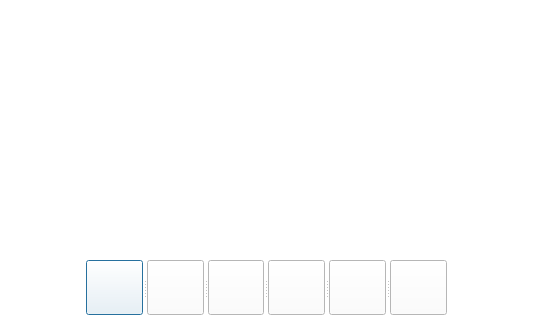
Qt form playingdialog.ui (sheong2/checksmile) before a commit; both pictures show x 224 to 758 and y 280 to 600 of the 1024 by 600 pixel window.
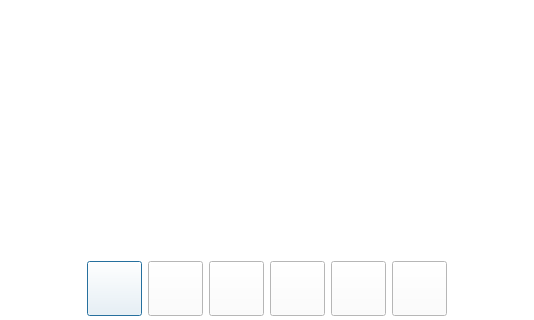
The same form after that commit. Icons and pictures are not drawn.

The edit to the form file:
```diff
--- a/playingdialog.ui
+++ b/playingdialog.ui
@@ -19,19 +19,43 @@
   <property name="styleSheet">
    <string notr="true">background-color: rgb(255, 255, 255);</string>
   </property>
-  <widget class="QSplitter" name="splitter">
+  <widget class="QWidget" name="">
    <property name="geometry">
     <rect>
-     <x>310</x>
+     <x>304</x>
      <y>540</y>
-     <width>361</width>
-     <height>55</height>
+     <width>374</width>
+     <height>57</height>
     </rect>
    </property>
+   <layout class="QHBoxLayout" name="horizontalLayout">
+    <item>
+     <spacer name="horizontalSpacer_2">
    <property name="orientation">
     <enum>Qt::Horizontal</enum>
    </property>
+      <property name="sizeHint" stdset="0">
+       <size>
+        <width>40</width>
+        <height>20</height>
+       </size>
+      </property>
+     </spacer>
+    </item>
+    <item>
    <widget class="QPushButton" name="BTN_RW">
+      <property name="minimumSize">
+       <size>
+        <width>55</width>
+        <height>55</height>
+       </size>
+      </property>
+      <property name="maximumSize">
+       <size>
+        <width>55</width>
+        <height>55</height>
+       </size>
+      </property>
     <property name="autoFillBackground">
      <bool>false</bool>
     </property>
@@ -44,11 +68,22 @@
     <property name="text">
      <string/>
     </property>
-    <attribute name="buttonGroup">
-     <string notr="true">buttonGroup</string>
-    </attribute>
-   </widget>
+     </widget>
+    </item>
+    <item>
    <widget class="QPushButton" name="BTN_Play">
+      <property name="minimumSize">
+       <size>
+        <width>55</width>
+        <height>55</height>
+       </size>
+      </property>
+      <property name="maximumSize">
+       <size>
+        <width>55</width>
+        <height>55</height>
+       </size>
+      </property>
     <property name="autoFillBackground">
      <bool>false</bool>
     </property>
@@ -58,11 +93,22 @@
     <property name="text">
      <string/>
     </property>
-    <attribute name="buttonGroup">
-     <string notr="true">buttonGroup</string>
-    </attribute>
-   </widget>
+     </widget>
+    </item>
+    <item>
    <widget class="QPushButton" name="BTN_Stop">
+      <property name="minimumSize">
+       <size>
+        <width>55</width>
+        <height>55</height>
+       </size>
+      </property>
+      <property name="maximumSize">
+       <size>
+        <width>55</width>
+        <height>55</height>
+       </size>
+      </property>
     <property name="autoFillBackground">
      <bool>false</bool>
     </property>
@@ -72,11 +118,22 @@
     <property name="text">
      <string/>
     </property>
-    <attribute name="buttonGroup">
-     <string notr="true">buttonGroup</string>
-    </attribute>
-   </widget>
+     </widget>
+    </item>
+    <item>
    <widget class="QPushButton" name="BTN_FF">
+      <property name="minimumSize">
+       <size>
+        <width>55</width>
+        <height>55</height>
+       </size>
+      </property>
+      <property name="maximumSize">
+       <size>
+        <width>55</width>
+        <height>55</height>
+       </size>
+      </property>
     <property name="autoFillBackground">
      <bool>false</bool>
     </property>
@@ -86,11 +143,22 @@
     <property name="text">
      <string/>
     </property>
-    <attribute name="buttonGroup">
-     <string notr="true">buttonGroup</string>
-    </attribute>
-   </widget>
+     </widget>
+    </item>
+    <item>
    <widget class="QPushButton" name="BTN_UP">
+      <property name="minimumSize">
+       <size>
+        <width>55</width>
+        <height>55</height>
+       </size>
+      </property>
+      <property name="maximumSize">
+       <size>
+        <width>55</width>
+        <height>55</height>
+       </size>
+      </property>
     <property name="autoFillBackground">
      <bool>false</bool>
     </property>
@@ -100,11 +168,22 @@
     <property name="text">
      <string/>
     </property>
-    <attribute name="buttonGroup">
-     <string notr="true">buttonGroup</string>
-    </attribute>
-   </widget>
+     </widget>
+    </item>
+    <item>
    <widget class="QPushButton" name="BTN_Down">
+      <property name="minimumSize">
+       <size>
+        <width>55</width>
+        <height>55</height>
+       </size>
+      </property>
+      <property name="maximumSize">
+       <size>
+        <width>55</width>
+        <height>55</height>
+       </size>
+      </property>
     <property name="autoFillBackground">
      <bool>false</bool>
     </property>
@@ -114,10 +193,22 @@
     <property name="text">
      <string/>
     </property>
-    <attribute name="buttonGroup">
-     <string notr="true">buttonGroup</string>
-    </attribute>
-   </widget>
+     </widget>
+    </item>
+    <item>
+     <spacer name="horizontalSpacer">
+      <property name="orientation">
+       <enum>Qt::Horizontal</enum>
+      </property>
+      <property name="sizeHint" stdset="0">
+       <size>
+        <width>40</width>
+        <height>20</height>
+       </size>
+      </property>
+     </spacer>
+    </item>
+   </layout>
   </widget>
  </widget>
  <resources/>
```
Left out of the diff: 3 changed lines with no effect on the pictures. Lines whose indentation alone changed are shown as unchanged.
